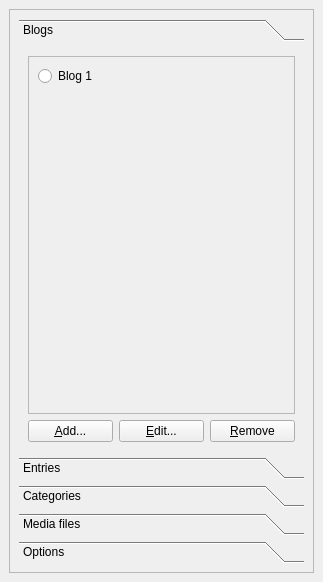
This is src/toolbox.ui in mtux/bilbo as Qt 5 draws it before an edit. The edited form follows.
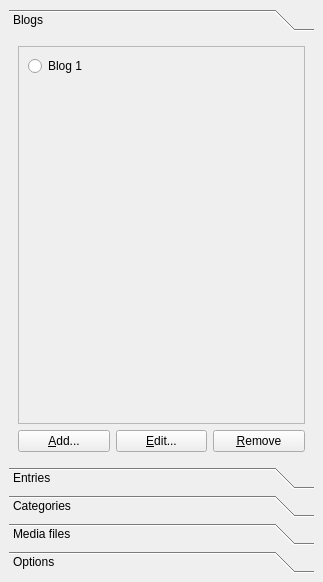
This is the edited form.

Commit message: BilboEditor::createActions() implemented. toolbox.ui: main frame removed. it dosnt need

Diff of the .ui file:
```diff
--- a/src/toolbox.ui
+++ b/src/toolbox.ui
@@ -15,13 +15,6 @@
   <widget class="QWidget" name="dockWidgetContents" >
    <layout class="QGridLayout" name="gridLayout_2" >
     <item row="0" column="0" >
-     <widget class="QFrame" name="frame" >
-      <property name="frameShape" >
-       <enum>QFrame::StyledPanel</enum>
-      </property>
-      <property name="frameShadow" >
-       <enum>QFrame::Raised</enum>
-      </property>
       <layout class="QGridLayout" name="gridLayout" >
        <item row="0" column="0" >
         <widget class="QToolBox" name="toolbox" >
@@ -315,7 +308,6 @@
         </widget>
        </item>
       </layout>
-     </widget>
     </item>
    </layout>
   </widget>
```
The commit also changes 2 other files.
